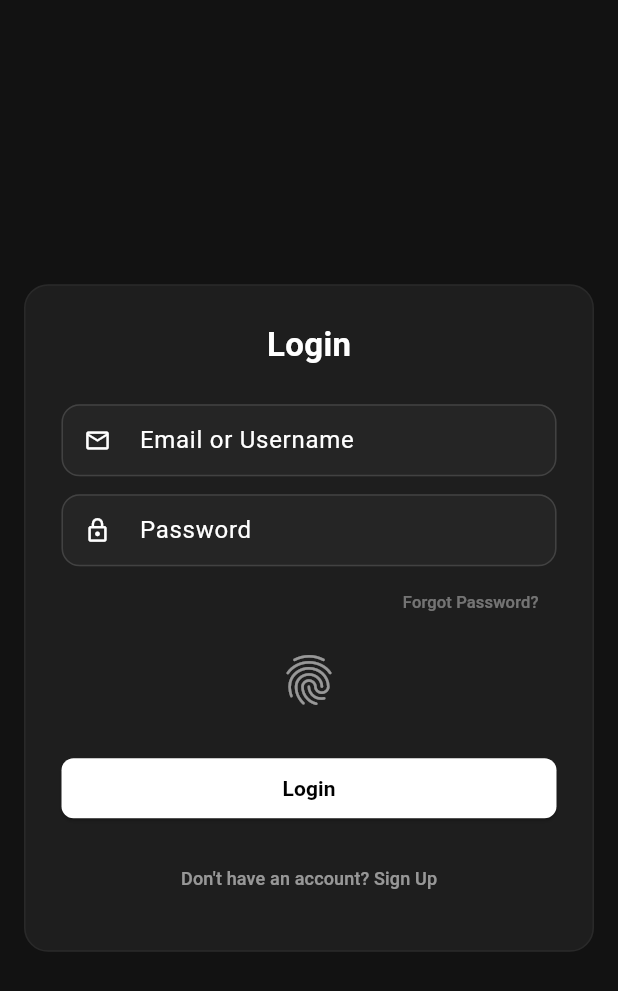
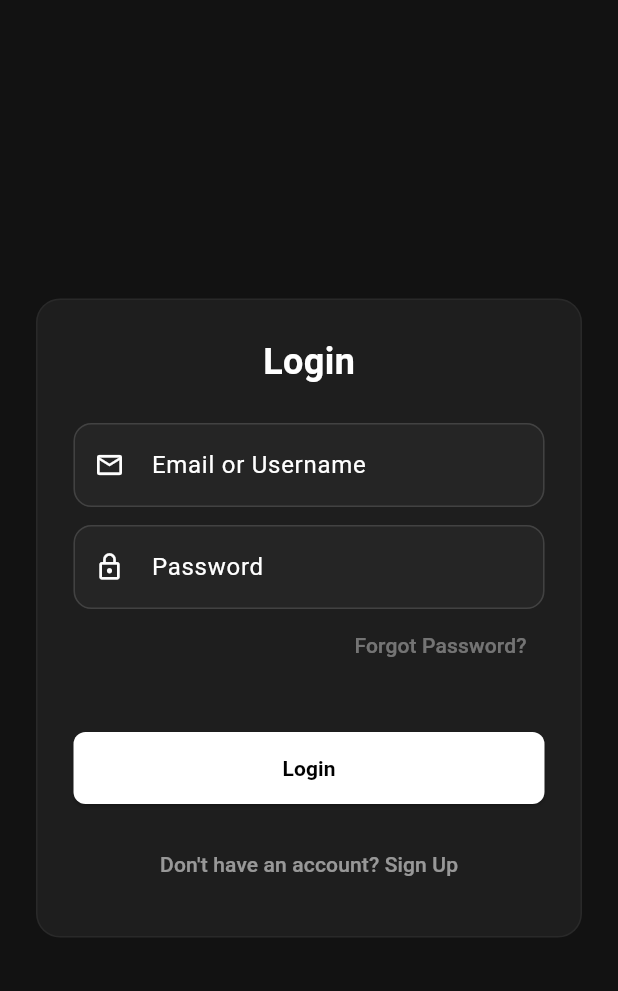
Before and after one commit to GAMERXT115/financer_app, a Flutter app: the screen it shows after launch, on a phone screen of 412 x 824 dp. Shown: the top 991 px of the screen. Run offline on Flutter 3.47's test engine with Material 3 defaults, Android fonts, the phone set to English and light mode, and no system bars; our stand-ins replace cloud_firestore, firebase_auth, firebase_core, flutter_colorpicker, local_auth, math_expressions and 1 more; accounts and stored records are empty.

Commit message:
add ios build workflow and login fixes

```diff
--- a/lib/login.dart
+++ b/lib/login.dart
@@ -30,9 +30,11 @@ class _LoginViewState extends State<LoginView> {
   @override
   void initState() {
     super.initState();
+    WidgetsBinding.instance.addPostFrameCallback((_) {
       if (_auth.currentUser != null) {
         _authenticateBiometrically();
       }
+    });
   }
 
   Future<void> _authenticateBiometrically() async {
@@ -55,7 +57,7 @@ class _LoginViewState extends State<LoginView> {
         }
       }
     } catch (e) {
-      _showError(e.toString());
+      _showError('Biometric authentication failed');
     }
   }
 
@@ -155,8 +157,9 @@ class _LoginViewState extends State<LoginView> {
       backgroundColor: const Color(0xFF121212),
       body: Center(
         child: SingleChildScrollView(
+          padding: const EdgeInsets.all(24),
           child: Container(
-            width: 380,
+            constraints: const BoxConstraints(maxWidth: 400),
             padding: const EdgeInsets.all(24),
             decoration: BoxDecoration(
               color: const Color(0xFF1E1E1E),
@@ -169,7 +172,7 @@ class _LoginViewState extends State<LoginView> {
                 Text(
                   _isLogin ? 'Login' : 'Sign Up',
                   style: const TextStyle(
-                    fontSize: 22,
+                    fontSize: 24,
                     fontWeight: FontWeight.bold,
                     color: Colors.white,
                   ),
@@ -181,12 +184,9 @@ class _LoginViewState extends State<LoginView> {
                       Expanded(
                         child: TextField(
                           controller: _firstNameController,
-                          style: const TextStyle(fontSize: 13),
-                          textInputAction: TextInputAction.next,
+                          style: const TextStyle(color: Colors.white),
                           decoration: const InputDecoration(
                             labelText: 'First Name',
-                            isDense: true,
-                            prefixIcon: Icon(Icons.person_outline, size: 18),
                           ),
                         ),
                       ),
@@ -194,12 +194,9 @@ class _LoginViewState extends State<LoginView> {
                       Expanded(
                         child: TextField(
                           controller: _lastNameController,
-                          style: const TextStyle(fontSize: 13),
-                          textInputAction: TextInputAction.next,
+                          style: const TextStyle(color: Colors.white),
                           decoration: const InputDecoration(
                             labelText: 'Last Name',
-                            isDense: true,
-                            prefixIcon: Icon(Icons.person_outline, size: 18),
                           ),
                         ),
                       ),
@@ -208,41 +205,30 @@ class _LoginViewState extends State<LoginView> {
                   const SizedBox(height: 12),
                   TextField(
                     controller: _usernameController,
-                    style: const TextStyle(fontSize: 13),
-                    textInputAction: TextInputAction.next,
+                    style: const TextStyle(color: Colors.white),
                     decoration: const InputDecoration(
                       labelText: 'Username',
-                      isDense: true,
-                      prefixIcon: Icon(Icons.alternate_email, size: 18),
+                      prefixText: '@',
                     ),
                   ),
                   const SizedBox(height: 12),
                 ],
                 TextField(
                   controller: _identifierController,
-                  style: const TextStyle(fontSize: 13),
-                  textInputAction: TextInputAction.next,
+                  style: const TextStyle(color: Colors.white),
                   decoration: InputDecoration(
                     labelText: _isLogin ? 'Email or Username' : 'Email',
-                    isDense: true,
-                    prefixIcon: const Icon(Icons.email_outlined, size: 18),
+                    prefixIcon: const Icon(Icons.email_outlined, size: 20),
                   ),
                   keyboardType: TextInputType.emailAddress,
                 ),
                 const SizedBox(height: 12),
                 TextField(
                   controller: _passwordController,
-                  style: const TextStyle(fontSize: 13),
-                  textInputAction: _isLogin
-                      ? TextInputAction.done
-                      : TextInputAction.next,
-                  onSubmitted: (_) {
-                    if (_isLogin) _submit();
-                  },
+                  style: const TextStyle(color: Colors.white),
                   decoration: const InputDecoration(
                     labelText: 'Password',
-                    isDense: true,
-                    prefixIcon: Icon(Icons.lock_outline, size: 18),
+                    prefixIcon: Icon(Icons.lock_outline, size: 20),
                   ),
                   obscureText: true,
                 ),
@@ -250,13 +236,10 @@ class _LoginViewState extends State<LoginView> {
                   const SizedBox(height: 12),
                   TextField(
                     controller: _confirmPasswordController,
-                    style: const TextStyle(fontSize: 13),
-                    textInputAction: TextInputAction.done,
-                    onSubmitted: (_) => _submit(),
+                    style: const TextStyle(color: Colors.white),
                     decoration: const InputDecoration(
                       labelText: 'Confirm Password',
-                      isDense: true,
-                      prefixIcon: Icon(Icons.lock_reset, size: 18),
+                      prefixIcon: Icon(Icons.lock_reset, size: 20),
                     ),
                     obscureText: true,
                   ),
@@ -268,15 +251,17 @@ class _LoginViewState extends State<LoginView> {
                       onPressed: _forgotPassword,
                       child: const Text(
                         'Forgot Password?',
-                        style: TextStyle(fontSize: 11, color: Colors.white38),
+                        style: TextStyle(color: Colors.white38),
                       ),
                     ),
                   ),
+                  const SizedBox(height: 10),
+                  if (_auth.currentUser != null)
                     IconButton(
                       onPressed: _authenticateBiometrically,
                       icon: const Icon(
                         Icons.fingerprint,
-                      size: 40,
+                        size: 48,
                         color: Colors.white54,
                       ),
                     ),
@@ -284,7 +269,7 @@ class _LoginViewState extends State<LoginView> {
                 const SizedBox(height: 24),
                 SizedBox(
                   width: double.infinity,
-                  height: 40,
+                  height: 48,
                   child: ElevatedButton(
                     onPressed: _isLoading ? null : _submit,
                     style: ElevatedButton.styleFrom(
@@ -295,14 +280,7 @@ class _LoginViewState extends State<LoginView> {
                       ),
                     ),
                     child: _isLoading
-                        ? const SizedBox(
-                            height: 16,
-                            width: 16,
-                            child: CircularProgressIndicator(
-                              strokeWidth: 2,
-                              color: Colors.black,
-                            ),
-                          )
+                        ? const CircularProgressIndicator(color: Colors.black)
                         : Text(
                             _isLogin ? 'Login' : 'Create Account',
                             style: const TextStyle(fontWeight: FontWeight.bold),
@@ -316,7 +294,7 @@ class _LoginViewState extends State<LoginView> {
                     _isLogin
                         ? "Don't have an account? Sign Up"
                         : "Already have an account? Login",
-                    style: const TextStyle(fontSize: 12, color: Colors.white54),
+                    style: const TextStyle(color: Colors.white54),
                   ),
                 ),
               ],
```
Lines whose indentation alone changed are shown as unchanged.
